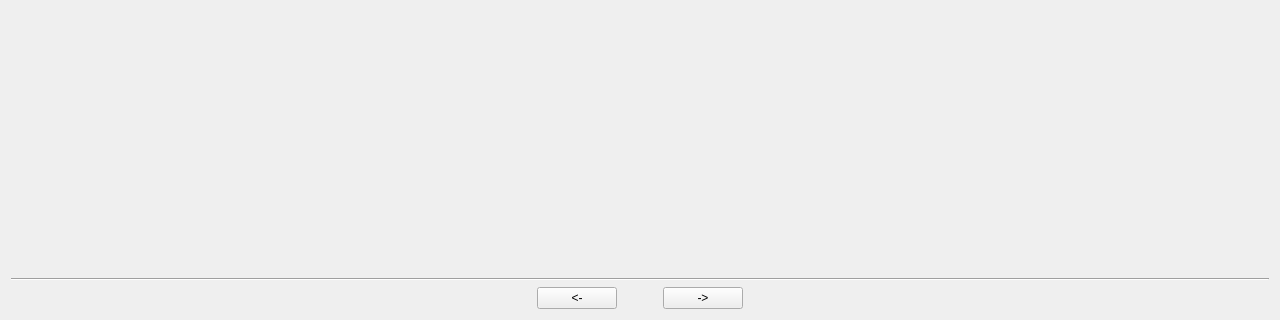
Before: the Qt Designer form ImageWizard/imagewizard.ui in coltoncandy/Image-Generator-Wizard, drawn with Qt 5; both pictures show x 0 to 1280 and y 400 to 720 of the 1280 by 720 pixel window.
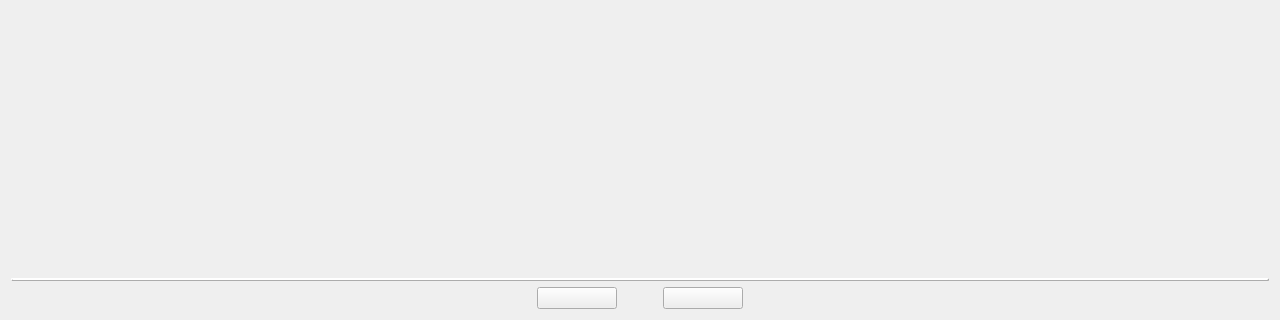
After: the same form once the commit is applied.

Commit message: Changed style of buttons and updated styling

Patch:
```diff
--- a/ImageWizard/imagewizard.ui
+++ b/ImageWizard/imagewizard.ui
@@ -25,6 +25,10 @@
   <property name="windowTitle">
    <string>ImageWizard</string>
   </property>
+  <property name="styleSheet">
+   <string notr="true">
+</string>
+  </property>
   <layout class="QVBoxLayout" name="verticalLayout">
    <item>
     <widget class="QStackedWidget" name="frames"/>
@@ -34,6 +38,9 @@
      <property name="autoFillBackground">
       <bool>false</bool>
      </property>
+     <property name="styleSheet">
+      <string notr="true"> border-color: rgb(172, 172, 172); border-style: outset; border-width: 2px; border-radius: 10px; padding: 6px; </string>
+     </property>
      <property name="orientation">
       <enum>Qt::Horizontal</enum>
      </property>
@@ -61,8 +68,11 @@
          <pointsize>9</pointsize>
         </font>
        </property>
+       <property name="styleSheet">
+        <string notr="true"/>
+       </property>
        <property name="text">
-        <string>&lt;-</string>
+        <string>  </string>
        </property>
       </widget>
      </item>
@@ -84,8 +94,11 @@
      </item>
      <item>
       <widget class="QPushButton" name="btnNext">
+       <property name="styleSheet">
+        <string notr="true"/>
+       </property>
        <property name="text">
-        <string>-&gt;</string>
+        <string>  </string>
        </property>
       </widget>
      </item>
```
The commit also changes 1 other file.
